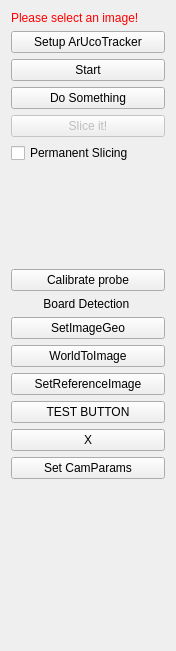
ivowolf/MITK, file Plugins/org.mitk.gui.qt.aruco/src/internal/ArucoTestViewControls.ui: the form before one commit.
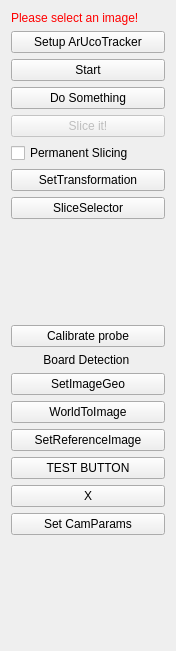
The form after the commit.

What changed in the file:
```diff
--- a/Plugins/org.mitk.gui.qt.aruco/src/internal/ArucoTestViewControls.ui
+++ b/Plugins/org.mitk.gui.qt.aruco/src/internal/ArucoTestViewControls.ui
@@ -74,6 +74,20 @@
      </property>
     </widget>
    </item>
+   <item>
+    <widget class="QPushButton" name="btnTransform">
+     <property name="text">
+      <string>SetTransformation</string>
+     </property>
+    </widget>
+   </item>
+   <item>
+    <widget class="QPushButton" name="btnSliceSl">
+     <property name="text">
+      <string>SliceSelector</string>
+     </property>
+    </widget>
+   </item>
    <item>
     <spacer name="verticalSpacer">
      <property name="orientation">
```
